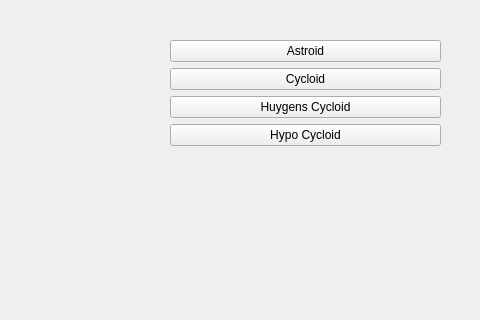
Old version of the form Parametric-Equations-Visualized/mainwindow.ui in the repository davidkimolo/Parametric-Equations-Visualized; both pictures show x 320 to 800 and y 0 to 320 of the 800 by 600 pixel window.
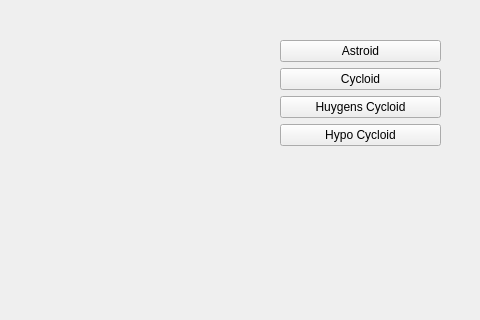
New version of the form. Custom widgets are drawn as their Qt base class.

Commit message: creating astroid

```diff
--- a/Parametric-Equations-Visualized/mainwindow.ui
+++ b/Parametric-Equations-Visualized/mainwindow.ui
@@ -19,7 +19,7 @@
      <rect>
       <x>30</x>
       <y>40</y>
-      <width>431</width>
+      <width>551</width>
       <height>341</height>
      </rect>
     </property>
@@ -27,9 +27,20 @@
    <widget class="QWidget" name="">
     <property name="geometry">
      <rect>
-      <x>490</x>
+      <x>30</x>
+      <y>20</y>
+      <width>4</width>
+      <height>4</height>
+     </rect>
+    </property>
+    <layout class="QGridLayout" name="gridLayout_2"/>
+   </widget>
+   <widget class="QWidget" name="">
+    <property name="geometry">
+     <rect>
+      <x>600</x>
       <y>40</y>
-      <width>271</width>
+      <width>161</width>
       <height>411</height>
      </rect>
     </property>
@@ -77,17 +88,6 @@
      </item>
     </layout>
    </widget>
-   <widget class="QWidget" name="">
-    <property name="geometry">
-     <rect>
-      <x>30</x>
-      <y>20</y>
-      <width>4</width>
-      <height>4</height>
-     </rect>
-    </property>
-    <layout class="QGridLayout" name="gridLayout_2"/>
-   </widget>
   </widget>
   <widget class="QMenuBar" name="menubar">
    <property name="geometry">
```
The commit also changes 2 other files.
